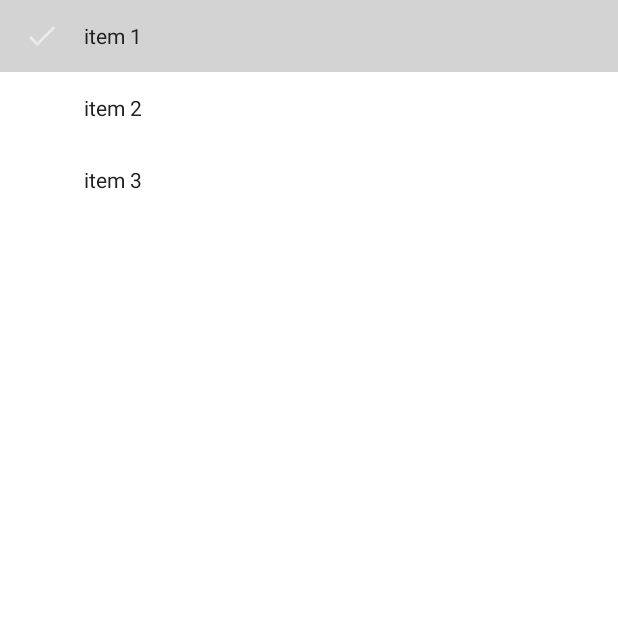
After one commit to rakuishi/todo-android, an Android app: the fragment NavigationDrawerFragment placed in its activity, on a phone screen of 412 x 824 dp, the top half of it. The commit adds this screen. Run offline under Robolectric (Android 15) with nearby library versions, the phone set to English and light mode, and no system bars; our stand-ins replace ButterKnife; libraries missing offline, so code that uses them is left out: io.realm; 2 statements that could not run were skipped.

Commit message:
Add NavigationDrawer

```diff
--- a/app/build.gradle
+++ b/app/build.gradle
@@ -27,4 +27,5 @@ dependencies {
     compile 'com.android.support:appcompat-v7:21.0.3'
     compile 'com.jakewharton:butterknife:6.1.0'
     compile 'io.realm:realm-android:0.80.0'
+    compile 'com.android.support:recyclerview-v7:+'
 }
--- a/app/src/main/java/com/rakuishi/todo/MainActivity.java
+++ b/app/src/main/java/com/rakuishi/todo/MainActivity.java
@@ -1,23 +1,46 @@
 package com.rakuishi.todo;
 
+import android.support.v4.widget.DrawerLayout;
 import android.support.v7.app.ActionBarActivity;
 import android.os.Bundle;
-import android.view.MenuItem;
+import android.widget.Toast;
 
-/**
- * In the future, add Navigation Drawer to MainActivity.
- */
-public class MainActivity extends ActionBarActivity {
+public class MainActivity extends ActionBarActivity implements NavigationDrawerCallbacks {
+
+    private NavigationDrawerFragment mNavigationDrawerFragment;
 
     @Override
     protected void onCreate(Bundle savedInstanceState) {
         super.onCreate(savedInstanceState);
         setContentView(R.layout.activity_main);
-        if (savedInstanceState == null) {
-            getFragmentManager()
-                .beginTransaction()
-                .add(R.id.container, new TodoListFragment())
-                .commit();
+
+        mNavigationDrawerFragment = (NavigationDrawerFragment)
+                getFragmentManager().findFragmentById(R.id.fragment_drawer);
+        TodoListFragment fragment = new TodoListFragment();
+
+        getFragmentManager()
+            .beginTransaction()
+            .add(R.id.container, fragment)
+            .commit();
+
+        mNavigationDrawerFragment.setup(
+                R.id.fragment_drawer,
+                (DrawerLayout) findViewById(R.id.drawer)
+        );
+    }
+
+    @Override
+    public void onNavigationDrawerItemSelected(int position) {
+        // update the main content by replacing fragments
+        Toast.makeText(this, String.valueOf(position), Toast.LENGTH_SHORT).show();
+    }
+
+    @Override
+    public void onBackPressed() {
+        if (mNavigationDrawerFragment.isDrawerOpen()) {
+            mNavigationDrawerFragment.closeDrawer();
+        } else {
+            super.onBackPressed();
         }
     }
 }
--- /dev/null
+++ b/app/src/main/java/com/rakuishi/todo/NavigationDrawerAdapter.java
@@ -0,0 +1,89 @@
+package com.rakuishi.todo;
+
+import android.support.v7.widget.RecyclerView;
+import android.view.LayoutInflater;
+import android.view.View;
+import android.view.ViewGroup;
+import android.widget.TextView;
+
+import java.util.List;
+
+/**
+ * Created by rakuishi on 15/04/19.
+ */
+public class NavigationDrawerAdapter extends RecyclerView.Adapter<NavigationDrawerAdapter.ViewHolder> {
+
+    private List<NavigationItem> mData;
+    private NavigationDrawerCallbacks mNavigationDrawerCallbacks;
+    private View mSelectedView;
+    private int mSelectedPosition;
+
+    public NavigationDrawerAdapter(List<NavigationItem> data) {
+        mData = data;
+    }
+
+    public NavigationDrawerCallbacks getNavigationDrawerCallbacks() {
+        return mNavigationDrawerCallbacks;
+    }
+
+    public void setNavigationDrawerCallbacks(NavigationDrawerCallbacks navigationDrawerCallbacks) {
+        mNavigationDrawerCallbacks = navigationDrawerCallbacks;
+    }
+
+    @Override
+    public NavigationDrawerAdapter.ViewHolder onCreateViewHolder(ViewGroup viewGroup, int i) {
+        View v = LayoutInflater.from(viewGroup.getContext()).inflate(R.layout.drawer_row, viewGroup, false);
+        final ViewHolder viewHolder = new ViewHolder(v);
+        viewHolder.itemView.setClickable(true);
+        viewHolder.itemView.setOnClickListener(new View.OnClickListener() {
+                                                   @Override
+                                                   public void onClick(View v) {
+                                                       if (mSelectedView != null) {
+                                                           mSelectedView.setSelected(false);
+                                                       }
+                                                       mSelectedPosition = viewHolder.getAdapterPosition();
+                                                       v.setSelected(true);
+                                                       mSelectedView = v;
+                                                       if (mNavigationDrawerCallbacks != null)
+                                                           mNavigationDrawerCallbacks.onNavigationDrawerItemSelected(viewHolder.getAdapterPosition());
+                                                   }
+                                               }
+        );
+        viewHolder.itemView.setBackgroundResource(R.drawable.row_selector);
+        return viewHolder;
+    }
+
+    @Override
+    public void onBindViewHolder(NavigationDrawerAdapter.ViewHolder viewHolder, int i) {
+        viewHolder.textView.setText(mData.get(i).getText());
+        viewHolder.textView.setCompoundDrawablesWithIntrinsicBounds(mData.get(i).getDrawable(), null, null, null);
+        if (mSelectedPosition == i) {
+            if (mSelectedView != null) {
+                mSelectedView.setSelected(false);
+            }
+            mSelectedPosition = i;
+            mSelectedView = viewHolder.itemView;
+            mSelectedView.setSelected(true);
+        }
+    }
+
+
+    public void selectPosition(int position) {
+        mSelectedPosition = position;
+        notifyItemChanged(position);
+    }
+
+    @Override
+    public int getItemCount() {
+        return mData != null ? mData.size() : 0;
+    }
+
+    public static class ViewHolder extends RecyclerView.ViewHolder {
+        public TextView textView;
+
+        public ViewHolder(View itemView) {
+            super(itemView);
+            textView = (TextView) itemView.findViewById(R.id.item_name);
+        }
+    }
+}
--- /dev/null
+++ b/app/src/main/java/com/rakuishi/todo/NavigationDrawerCallbacks.java
@@ -0,0 +1,8 @@
+package com.rakuishi.todo;
+
+/**
+ * Created by rakuishi on 15/04/19.
+ */
+public interface NavigationDrawerCallbacks {
+    void onNavigationDrawerItemSelected(int position);
+}
--- /dev/null
+++ b/app/src/main/java/com/rakuishi/todo/NavigationDrawerFragment.java
@@ -0,0 +1,224 @@
+package com.rakuishi.todo;
+
+import android.app.Activity;
+import android.content.SharedPreferences;
+import android.content.res.Configuration;
+import android.net.Uri;
+import android.os.Bundle;
+import android.app.Fragment;
+import android.preference.PreferenceManager;
+import android.support.v4.widget.DrawerLayout;
+import android.support.v7.app.ActionBarDrawerToggle;
+import android.support.v7.widget.LinearLayoutManager;
+import android.support.v7.widget.RecyclerView;
+import android.support.v7.widget.Toolbar;
+import android.view.LayoutInflater;
+import android.view.MenuItem;
+import android.view.View;
+import android.view.ViewGroup;
+import android.widget.TextView;
+
+import java.util.ArrayList;
+import java.util.List;
+
+
+/**
+ * Fragment used for managing interactions for and presentation of a navigation drawer.
+ * See the <a href="https://developer.android.com/design/patterns/navigation-drawer.html#Interaction">
+ * design guidelines</a> for a complete explanation of the behaviors implemented here.
+ */
+public class NavigationDrawerFragment extends Fragment implements NavigationDrawerCallbacks {
+
+    /**
+     * Remember the position of the selected item.
+     */
+    private static final String STATE_SELECTED_POSITION = "selected_navigation_drawer_position";
+
+    /**
+     * Per the design guidelines, you should show the drawer on launch until the user manually
+     * expands it. This shared preference tracks this.
+     */
+    private static final String PREF_USER_LEARNED_DRAWER = "navigation_drawer_learned";
+
+    /**
+     * A pointer to the current callbacks instance (the Activity).
+     */
+    private NavigationDrawerCallbacks mCallbacks;
+
+    /**
+     * Helper component that ties the action bar to the navigation drawer.
+     */
+    private ActionBarDrawerToggle mActionBarDrawerToggle;
+
+    private DrawerLayout mDrawerLayout;
+    private RecyclerView mDrawerList;
+    private View mFragmentContainerView;
+
+    private int mCurrentSelectedPosition = 0;
+
+    public NavigationDrawerFragment() {
+        // Required empty public constructor
+    }
+
+    @Override
+    public void onCreate(Bundle savedInstanceState) {
+        super.onCreate(savedInstanceState);
+
+        // Read in the flag indicating whether or not the user has demonstrated awareness of the
+        // drawer. See PREF_USER_LEARNED_DRAWER for details.
+        SharedPreferences sp = PreferenceManager.getDefaultSharedPreferences(getActivity());
+
+        if (savedInstanceState != null) {
+            mCurrentSelectedPosition = savedInstanceState.getInt(STATE_SELECTED_POSITION);
+        }
+    }
+
+    @Override
+    public void onActivityCreated(Bundle savedInstanceState) {
+        super.onActivityCreated(savedInstanceState);
+        setHasOptionsMenu(true);
+    }
+
+    @Override
+    public boolean onOptionsItemSelected(MenuItem item) {
+        if (item.getItemId() == android.R.id.home) {
+            if (isDrawerOpen())
+                mDrawerLayout.closeDrawer(mFragmentContainerView);
+            else
+                mDrawerLayout.openDrawer(mFragmentContainerView);
+        }
+        return super.onOptionsItemSelected(item);
+    }
+
+    @Override
+    public View onCreateView(LayoutInflater inflater, ViewGroup container,
+                             Bundle savedInstanceState) {
+        View view = inflater.inflate(R.layout.navigation_drawer, container, false);
+        mDrawerList = (RecyclerView) view.findViewById(R.id.drawerList);
+        LinearLayoutManager layoutManager = new LinearLayoutManager(getActivity());
+        layoutManager.setOrientation(LinearLayoutManager.VERTICAL);
+        mDrawerList.setLayoutManager(layoutManager);
+        mDrawerList.setHasFixedSize(true);
+
+        final List<NavigationItem> navigationItems = getMenu();
+        NavigationDrawerAdapter adapter = new NavigationDrawerAdapter(navigationItems);
+        adapter.setNavigationDrawerCallbacks(this);
+        mDrawerList.setAdapter(adapter);
+        selectItem(mCurrentSelectedPosition);
+        return view;
+    }
+
+    public boolean isDrawerOpen() {
+        return mDrawerLayout != null && mDrawerLayout.isDrawerOpen(mFragmentContainerView);
+    }
+
+    public ActionBarDrawerToggle getActionBarDrawerToggle() {
+        return mActionBarDrawerToggle;
+    }
+
+    public DrawerLayout getDrawerLayout() {
+        return mDrawerLayout;
+    }
+
+    @Override
+    public void onNavigationDrawerItemSelected(int position) {
+        selectItem(position);
+    }
+
+    public List<NavigationItem> getMenu() {
+        List<NavigationItem> items = new ArrayList<NavigationItem>();
+        items.add(new NavigationItem("item 1", getResources().getDrawable(R.drawable.ic_done)));
+        items.add(new NavigationItem("item 2", getResources().getDrawable(R.drawable.ic_done)));
+        items.add(new NavigationItem("item 3", getResources().getDrawable(R.drawable.ic_done)));
+        return items;
+    }
+
+    /**
+     * Users of this fragment must call this method to set up the navigation drawer interactions.
+     *
+     * @param fragmentId   The android:id of this fragment in its activity's layout.
+     * @param drawerLayout The DrawerLayout containing this fragment's UI.
+     * @param toolbar      The Toolbar of the activity.
+     */
+    public void setup(int fragmentId, DrawerLayout drawerLayout) {
+        mFragmentContainerView = (View) getActivity().findViewById(fragmentId).getParent();
+        mDrawerLayout = drawerLayout;
+
+        mDrawerLayout.setStatusBarBackgroundColor(getResources().getColor(R.color.myPrimaryDarkColor));
+
+        mActionBarDrawerToggle = new ActionBarDrawerToggle(getActivity(), mDrawerLayout, R.string.drawer_open, R.string.drawer_close) {
+            @Override
+            public void onDrawerClosed(View drawerView) {
+                super.onDrawerClosed(drawerView);
+                if (!isAdded()) return;
+
+                getActivity().invalidateOptionsMenu(); // calls onPrepareOptionsMenu()
+            }
+
+            @Override
+            public void onDrawerOpened(View drawerView) {
+                super.onDrawerOpened(drawerView);
+                if (!isAdded()) return;
+                getActivity().invalidateOptionsMenu(); // calls onPrepareOptionsMenu()
+            }
+        };
+
+        // Defer code dependent on restoration of previous instance state.
+        mDrawerLayout.post(new Runnable() {
+            @Override
+            public void run() {
+                mActionBarDrawerToggle.syncState();
+            }
+        });
+
+        mDrawerLayout.setDrawerListener(mActionBarDrawerToggle);
+    }
+
+    private void selectItem(int position) {
+        mCurrentSelectedPosition = position;
+        if (mDrawerLayout != null) {
+            mDrawerLayout.closeDrawer(mFragmentContainerView);
+        }
+        if (mCallbacks != null) {
+            mCallbacks.onNavigationDrawerItemSelected(position);
+        }
+        // ((NavigationDrawerAdapter) mDrawerList.getAdapter()).selectPosition(position);
+    }
+
+    public void openDrawer() {
+        mDrawerLayout.openDrawer(mFragmentContainerView);
+    }
+
+    public void closeDrawer() {
+        mDrawerLayout.closeDrawer(mFragmentContainerView);
+    }
+
+    @Override
+    public void onAttach(Activity activity) {
+        super.onAttach(activity);
+        try {
+            mCallbacks = (NavigationDrawerCallbacks) activity;
+        } catch (ClassCastException e) {
+            throw new ClassCastException("Activity must implement NavigationDrawerCallbacks.");
+        }
+    }
+
+    @Override
+    public void onDetach() {
+        super.onDetach();
+        mCallbacks = null;
+    }
+
+    @Override
+    public void onSaveInstanceState(Bundle outState) {
+        super.onSaveInstanceState(outState);
+        outState.putInt(STATE_SELECTED_POSITION, mCurrentSelectedPosition);
+    }
+
+    @Override
+    public void onConfigurationChanged(Configuration newConfig) {
+        super.onConfigurationChanged(newConfig);
+        // Forward the new configuration the drawer toggle component.
+        mActionBarDrawerToggle.onConfigurationChanged(newConfig);
+    }
+}
--- /dev/null
+++ b/app/src/main/java/com/rakuishi/todo/NavigationItem.java
@@ -0,0 +1,32 @@
+package com.rakuishi.todo;
+
+import android.graphics.drawable.Drawable;
+
+/**
+ * Created by rakuishi on 15/04/19.
+ */
+public class NavigationItem {
+    private String mText;
+    private Drawable mDrawable;
+
+    public NavigationItem(String text, Drawable drawable) {
+        mText = text;
+        mDrawable = drawable;
+    }
+
+    public String getText() {
+        return mText;
+    }
+
+    public void setText(String text) {
+        mText = text;
+    }
+
+    public Drawable getDrawable() {
+        return mDrawable;
+    }
+
+    public void setDrawable(Drawable drawable) {
+        mDrawable = drawable;
+    }
+}
--- /dev/null
+++ b/app/src/main/java/com/rakuishi/todo/ScrimInsetsFrameLayout.java
@@ -0,0 +1,124 @@
+package com.rakuishi.todo;
+
+import android.content.Context;
+import android.content.res.TypedArray;
+import android.graphics.Canvas;
+import android.graphics.Rect;
+import android.graphics.drawable.Drawable;
+import android.os.Build;
+import android.support.v4.view.ViewCompat;
+import android.util.AttributeSet;
+import android.view.WindowInsets;
+import android.widget.FrameLayout;
+
+/**
+ * A layout that draws something in the insets passed to {@link #fitSystemWindows(Rect)}, i.e. the area above UI chrome
+ * (status and navigation bars, overlay action bars).
+ */
+public class ScrimInsetsFrameLayout extends FrameLayout {
+    private Drawable mInsetForeground;
+
+    private Rect mInsets;
+    private Rect mTempRect = new Rect();
+
+    public ScrimInsetsFrameLayout(Context context) {
+        super(context);
+        init(context, null, 0);
+    }
+
+    public ScrimInsetsFrameLayout(Context context, AttributeSet attrs) {
+        super(context, attrs);
+        init(context, attrs, 0);
+    }
+
+    public ScrimInsetsFrameLayout(Context context, AttributeSet attrs, int defStyle) {
+        super(context, attrs, defStyle);
+        init(context, attrs, defStyle);
+    }
+
+    private void init(Context context, AttributeSet attrs, int defStyle) {
+        final TypedArray a = context.obtainStyledAttributes(attrs,
+                R.styleable.ScrimInsetsView, defStyle, 0);
+        if (a == null) {
+            return;
+        }
+        mInsetForeground = a.getDrawable(R.styleable.ScrimInsetsView_insetForeground);
+        a.recycle();
+
+        setWillNotDraw(true);
+    }
+
+    @Override
+    public WindowInsets dispatchApplyWindowInsets(WindowInsets insets) {
+        mInsets = new Rect();
+        mInsets.bottom = insets.getSystemWindowInsetBottom();
+        mInsets.top = insets.getSystemWindowInsetTop();
+        mInsets.left = insets.getSystemWindowInsetLeft();
+        mInsets.right = insets.getSystemWindowInsetRight();
+        setWillNotDraw(mInsetForeground == null);
+        ViewCompat.postInvalidateOnAnimation(this);
+        return insets;
+    }
+
+    @Override
+    protected boolean fitSystemWindows(Rect insets) {
+        if (Build.VERSION.SDK_INT < 20) {
+            mInsets = new Rect(insets);
+            setWillNotDraw(mInsetForeground == null);
+            ViewCompat.postInvalidateOnAnimation(this);
+            return true; // consume insetsJH
+        } else {
+            return super.fitSystemWindows(insets);
+        }
+    }
+
+    @Override
+    public void draw(Canvas canvas) {
+        super.draw(canvas);
+
+        int width = getWidth();
+        int height = getHeight();
+        if (mInsets != null && mInsetForeground != null) {
+            int sc = canvas.save();
+            canvas.translate(getScrollX(), getScrollY());
+
+            // Top
+            mTempRect.set(0, 0, width, mInsets.top);
+            mInsetForeground.setBounds(mTempRect);
+            mInsetForeground.draw(canvas);
+
+            // Bottom
+            mTempRect.set(0, height - mInsets.bottom, width, height);
+            mInsetForeground.setBounds(mTempRect);
+            mInsetForeground.draw(canvas);
+
+            // Left
+            mTempRect.set(0, mInsets.top, mInsets.left, height - mInsets.bottom);
+            mInsetForeground.setBounds(mTempRect);
+            mInsetForeground.draw(canvas);
+
+            // Right
+            mTempRect.set(width - mInsets.right, mInsets.top, width, height - mInsets.bottom);
+            mInsetForeground.setBounds(mTempRect);
+            mInsetForeground.draw(canvas);
+
+            canvas.restoreToCount(sc);
+        }
+    }
+
+    @Override
+    protected void onAttachedToWindow() {
+        super.onAttachedToWindow();
+        if (mInsetForeground != null) {
+            mInsetForeground.setCallback(this);
+        }
+    }
+
+    @Override
+    protected void onDetachedFromWindow() {
+        super.onDetachedFromWindow();
+        if (mInsetForeground != null) {
+            mInsetForeground.setCallback(null);
+        }
+    }
+}
--- a/app/src/main/java/com/rakuishi/todo/TodoCreateActivity.java
+++ b/app/src/main/java/com/rakuishi/todo/TodoCreateActivity.java
@@ -45,8 +45,8 @@ public class TodoCreateActivity extends ActionBarActivity implements TextWatcher
         mTodoManager = new TodoManager(this);
 
         setSupportActionBar((android.support.v7.widget.Toolbar) findViewById(R.id.toolbar));
+        getSupportActionBar().setTitle(R.string.todo_create);
         getSupportActionBar().setDisplayHomeAsUpEnabled(true);
-        getSupportActionBar().setTitle(R.string.todo_create);
 
         Bundle extras = getIntent().getExtras();
         if (extras != null) {
--- a/app/src/main/java/com/rakuishi/todo/TodoListFragment.java
+++ b/app/src/main/java/com/rakuishi/todo/TodoListFragment.java
@@ -75,6 +75,7 @@ public class TodoListFragment extends Fragment {
 
         ActionBarActivity activity = (ActionBarActivity)getActivity();
         activity.setSupportActionBar(mToolbar);
+        activity.getSupportActionBar().setHomeButtonEnabled(true);
 
         mAdapter = new TodoListAdapter(getActivity(), mTodoManager.findAll(), true);
         mListView.setAdapter(mAdapter);
--- /dev/null
+++ b/app/src/main/res/drawable/row_selector.xml
@@ -0,0 +1,5 @@
+<?xml version="1.0" encoding="utf-8"?>
+<selector xmlns:android="http://schemas.android.com/apk/res/android">
+    <item android:state_selected="true" android:drawable="@drawable/selectedGray"/>
+    <item android:state_pressed="true" android:drawable="@drawable/pressedGray"/>
+</selector>
--- a/app/src/main/res/layout/activity_main.xml
+++ b/app/src/main/res/layout/activity_main.xml
@@ -1,8 +1,34 @@
-<FrameLayout
+<?xml version="1.0" encoding="utf-8"?>
+
+<android.support.v4.widget.DrawerLayout
     xmlns:android="http://schemas.android.com/apk/res/android"
-    xmlns:tools="http://schemas.android.com/tools"
-    android:id="@+id/container"
+    xmlns:app="http://schemas.android.com/apk/res-auto"
+    android:id="@+id/drawer"
     android:layout_width="match_parent"
-    android:layout_height="match_parent"
-    tools:context=".MainActivity"
-    tools:ignore="MergeRootFrame" />
+    android:layout_height="match_parent">
+
+    <FrameLayout
+        android:id="@+id/container"
+        android:layout_width="match_parent"
+        android:layout_height="match_parent"/>
+
+    <com.rakuishi.todo.ScrimInsetsFrameLayout
+        android:id="@+id/navigation_drawer_fl"
+        android:layout_width="@dimen/navigation_drawer_width"
+        android:layout_height="wrap_content"
+        android:fitsSystemWindows="true"
+        android:layout_gravity="start"
+        app:insetForeground="#4000"
+        android:elevation="10dp">
+
+        <fragment
+            android:id="@+id/fragment_drawer"
+            android:name="com.rakuishi.todo.NavigationDrawerFragment"
+            android:layout_width="@dimen/navigation_drawer_width"
+            android:layout_height="match_parent"
+            android:fitsSystemWindows="true"
+            app:layout="@layout/navigation_drawer" />
+
+    </com.rakuishi.todo.ScrimInsetsFrameLayout>
+
+</android.support.v4.widget.DrawerLayout>
--- /dev/null
+++ b/app/src/main/res/layout/drawer_row.xml
@@ -0,0 +1,9 @@
+<LinearLayout xmlns:android="http://schemas.android.com/apk/res/android"
+    android:layout_height="48dp" android:layout_width="match_parent">
+
+    <TextView android:id="@+id/item_name" android:layout_width="match_parent"
+        android:layout_height="match_parent" android:layout_marginLeft="16dp"
+        android:layout_marginStart="16dp" android:layout_marginRight="16dp"
+        android:drawablePadding="16dp" android:layout_marginEnd="16dp" android:textSize="14sp"
+        android:gravity="center_vertical" android:textColor="@color/myTextPrimaryColor" />
+</LinearLayout>
--- /dev/null
+++ b/app/src/main/res/layout/navigation_drawer.xml
@@ -0,0 +1,4 @@
+<android.support.v7.widget.RecyclerView android:id="@+id/drawerList"
+    xmlns:android="http://schemas.android.com/apk/res/android" android:layout_width="match_parent"
+    android:clickable="true" android:scrollbars="vertical" android:fitsSystemWindows="true"
+    android:layout_height="match_parent" android:background="@color/myDrawerBackground" />
--- /dev/null
+++ b/app/src/main/res/values/attrs.xml
@@ -0,0 +1,6 @@
+<?xml version="1.0" encoding="utf-8"?>
+<resources>
+    <declare-styleable name="ScrimInsetsView">
+        <attr name="insetForeground" format="reference|color" />
+    </declare-styleable>
+</resources>
--- a/app/src/main/res/values/dimens.xml
+++ b/app/src/main/res/values/dimens.xml
@@ -1,4 +1,6 @@
 <resources>
+
+    <dimen name="navigation_drawer_width">304dp</dimen>
 
     <!-- Elevation
          http://www.google.com/design/spec/what-is-material/objects-in-3d-space.html -->
--- a/app/src/main/res/values/strings.xml
+++ b/app/src/main/res/values/strings.xml
@@ -6,7 +6,13 @@
     <string name="todo_update">Update Todo</string>
     <string name="todo_empty">You\'re all done!</string>
 
+    <string name="drawer_open">Menu opened</string>
+    <string name="drawer_close">Menu closed</string>
+
     <string name="delete">Delete</string>
     <string name="done">Done</string>
 
+<!-- TODO: Remove or change this placeholder text -->
+    <string name="hello_blank_fragment">Hello blank fragment</string>
+
 </resources>
--- a/app/src/main/res/values/styles.xml
+++ b/app/src/main/res/values/styles.xml
@@ -7,9 +7,15 @@
         <item name="colorAccent">@color/myAccentColor</item>
         <item name="android:textColorPrimary">@color/myTextPrimaryColor</item>
         <item name="android:navigationBarColor">@color/myNavigationColor</item>
+        <item name="drawerArrowStyle">@style/DrawerArrowStyle</item>
 
         <item name="android:windowBackground">@color/myWindowBackground</item>
         <item name="android:windowContentTransitions">true</item>
+    </style>
+
+    <style name="DrawerArrowStyle" parent="Widget.AppCompat.DrawerArrowToggle">
+        <item name="spinBars">true</item>
+        <item name="color">@android:color/white</item>
     </style>
 
     <style name="ToolBarStyle" parent="">
```
Also changed, not shown: 1 other file.
